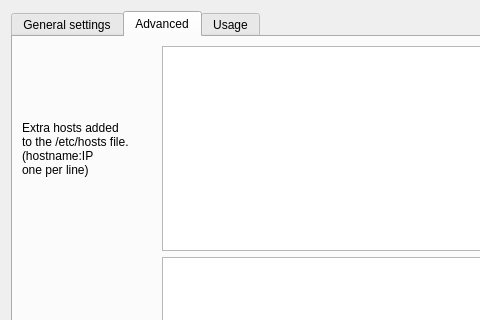
Before: the Qt Designer form gns3/modules/docker/ui/docker_vm_configuration_page.ui in GNS3/gns3-gui, drawn with Qt 5; both pictures show x 0 to 480 and y 0 to 320 of the 938 by 872 pixel window.
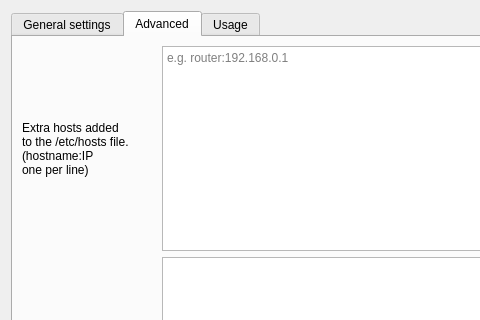
After: the same form once the commit is applied. The open tabs and pages were chosen to show the change.

Commit message: Minor ui tweak to align extra hosts text edit look and feel with extra volume text edit.

```diff
--- a/gns3/modules/docker/ui/docker_vm_configuration_page.ui
+++ b/gns3/modules/docker/ui/docker_vm_configuration_page.ui
@@ -297,7 +297,11 @@
         </widget>
        </item>
        <item row="0" column="1">
-        <widget class="QTextEdit" name="uiExtraHostsTextEdit"/>
+        <widget class="QPlainTextEdit" name="uiExtraHostsTextEdit">
+         <property name="placeholderText">
+          <string>e.g. router:192.168.0.1</string>
+         </property>
+        </widget>
        </item>
        <item row="1" column="0">
         <widget class="QLabel" name="uiExtraVolumeLabel">
```
The commit also changes 2 other files.
